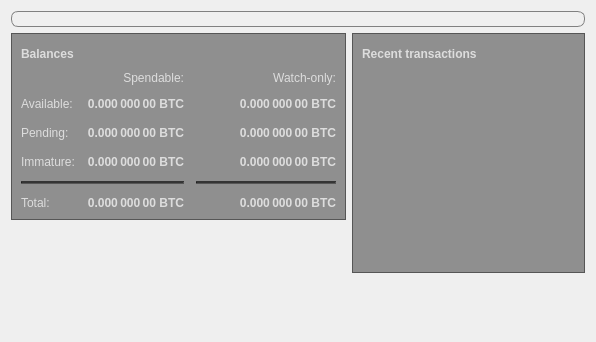
The window that src/qt/forms/overviewpage.ui (fartcoin-project/fartcoin) describes before a commit, drawn with Qt 5.
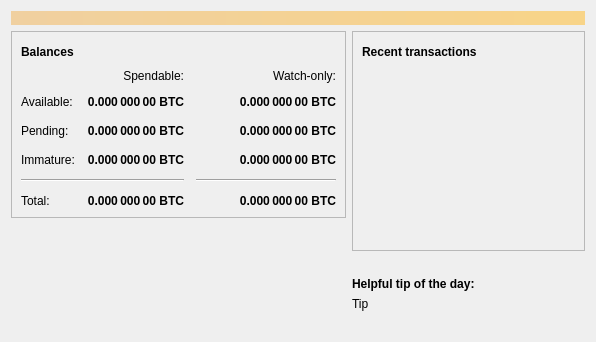
The same window after the commit. Icons and pictures are not drawn.

The edit to the form file:
```diff
--- a/src/qt/forms/overviewpage.ui
+++ b/src/qt/forms/overviewpage.ui
@@ -20,7 +20,7 @@
       <bool>false</bool>
      </property>
      <property name="styleSheet">
-      <string notr="true">border: 1px solid grey; border-radius: 7px; color:#000000; </string>
+      <string notr="true">QLabel { background-color: qlineargradient(x1: 0, y1: 0, x2: 1, y2: 0, stop:0 #F0D0A0, stop:1 #F8D488); color:#000000; }</string>
      </property>
      <property name="wordWrap">
       <bool>true</bool>
@@ -47,9 +47,6 @@
            <layout class="QHBoxLayout" name="horizontalLayout_4">
             <item>
              <widget class="QLabel" name="label_5">
-              <property name="styleSheet">
-               <string notr="true">background-color: rgba(0, 0, 0, 0%); color: #DDDDDD; </string>
-              </property>
               <property name="font">
                <font>
                 <weight>75</weight>
@@ -64,7 +61,7 @@
             <item>
              <widget class="QPushButton" name="labelWalletStatus">
               <property name="enabled">
-               <bool>false</bool>
+               <bool>true</bool>
               </property>
               <property name="maximumSize">
                <size>
@@ -75,9 +72,6 @@
               <property name="toolTip">
                <string>The displayed information may be out of date. Your wallet automatically synchronizes with the Fartcoin network after a connection is established, but this process has not completed yet.</string>
               </property>
-              <property name="styleSheet">
-               <string notr="true">QLabel { color: red; background-color: rgba(0, 0, 0, 0%); }</string>
-              </property>
               <property name="text">
                <string/>
               </property>
@@ -119,9 +113,6 @@
             </property>
             <item row="2" column="2">
              <widget class="QLabel" name="labelWatchPending">
-              <property name="styleSheet">
-               <string notr="true">background-color: rgba(0, 0, 0, 0%); color: #DDDDDD; </string>
-              </property>
               <property name="font">
                <font>
                 <weight>75</weight>
@@ -147,9 +138,6 @@
             </item>
             <item row="2" column="1">
              <widget class="QLabel" name="labelUnconfirmed">
-              <property name="styleSheet">
-               <string notr="true">background-color: rgba(0, 0, 0, 0%); color: #DDDDDD; </string>
-              </property>
               <property name="font">
                <font>
                 <weight>75</weight>
@@ -175,9 +163,6 @@
             </item>
             <item row="3" column="2">
              <widget class="QLabel" name="labelWatchImmature">
-              <property name="styleSheet">
-               <string notr="true">background-color: rgba(0, 0, 0, 0%); color: #DDDDDD; </string>
-              </property>
               <property name="font">
                <font>
                 <weight>75</weight>
@@ -229,9 +214,6 @@
             </item>
             <item row="5" column="0">
              <widget class="QLabel" name="labelTotalText">
-              <property name="styleSheet">
-               <string notr="true">background-color: rgba(0, 0, 0, 0%); color: #DDDDDD; </string>
-              </property>
               <property name="text">
                <string>Total:</string>
               </property>
@@ -239,9 +221,6 @@
             </item>
             <item row="3" column="1">
              <widget class="QLabel" name="labelImmature">
-              <property name="styleSheet">
-               <string notr="true">background-color: rgba(0, 0, 0, 0%); color: #DDDDDD; </string>
-              </property>
               <property name="font">
                <font>
                 <weight>75</weight>
@@ -280,9 +259,6 @@
             </item>
             <item row="3" column="0">
              <widget class="QLabel" name="labelImmatureText">
-              <property name="styleSheet">
-               <string notr="true">background-color: rgba(0, 0, 0, 0%); color: #DDDDDD; </string>
-              </property>
               <property name="text">
                <string>Immature:</string>
               </property>
@@ -290,9 +266,6 @@
             </item>
             <item row="5" column="1">
              <widget class="QLabel" name="labelTotal">
-              <property name="styleSheet">
-               <string notr="true">background-color: rgba(0, 0, 0, 0%); color: #DDDDDD; </string>
-              </property>
               <property name="font">
                <font>
                 <weight>75</weight>
@@ -318,9 +291,6 @@
             </item>
             <item row="5" column="2">
              <widget class="QLabel" name="labelWatchTotal">
-              <property name="styleSheet">
-               <string notr="true">background-color: rgba(0, 0, 0, 0%); color: #DDDDDD; </string>
-              </property>
               <property name="font">
                <font>
                 <weight>75</weight>
@@ -346,9 +316,6 @@
             </item>
             <item row="0" column="2">
              <widget class="QLabel" name="labelWatchonly">
-              <property name="styleSheet">
-               <string notr="true">background-color: rgba(0, 0, 0, 0%); color: #DDDDDD; </string>
-              </property>
               <property name="text">
                <string>Watch-only:</string>
               </property>
@@ -359,9 +326,6 @@
             </item>
             <item row="1" column="0">
              <widget class="QLabel" name="labelBalanceText">
-              <property name="styleSheet">
-               <string notr="true">background-color: rgba(0, 0, 0, 0%); color: #DDDDDD; </string>
-              </property>
               <property name="text">
                <string>Available:</string>
               </property>
@@ -369,9 +333,6 @@
             </item>
             <item row="1" column="1">
              <widget class="QLabel" name="labelBalance">
-              <property name="styleSheet">
-               <string notr="true">background-color: rgba(0, 0, 0, 0%); color: #DDDDDD; </string>
-              </property>
               <property name="font">
                <font>
                 <weight>75</weight>
@@ -397,9 +358,6 @@
             </item>
             <item row="1" column="2">
              <widget class="QLabel" name="labelWatchAvailable">
-              <property name="styleSheet">
-               <string notr="true">background-color: rgba(0, 0, 0, 0%); color: #DDDDDD; </string>
-              </property>
               <property name="font">
                <font>
                 <weight>75</weight>
@@ -425,9 +383,6 @@
             </item>
             <item row="2" column="0">
              <widget class="QLabel" name="labelPendingText">
-              <property name="styleSheet">
-               <string notr="true">background-color: rgba(0, 0, 0, 0%); color: #DDDDDD; </string>
-              </property>
               <property name="text">
                <string>Pending:</string>
               </property>
@@ -435,9 +390,6 @@
             </item>
             <item row="0" column="1">
              <widget class="QLabel" name="labelSpendable">
-              <property name="styleSheet">
-               <string notr="true">background-color: rgba(0, 0, 0, 0%); color: #DDDDDD; </string>
-              </property>
               <property name="text">
                <string>Spendable:</string>
               </property>
@@ -449,9 +401,6 @@
            </layout>
           </item>
          </layout>
-            <property name="styleSheet">
-             <string notr="true"> background-color: rgba(0, 0, 0, 40%); </string>             
-            </property>
         </widget>
        </item>
        <item>
@@ -468,26 +417,45 @@
         </spacer>
        </item>
        <item>
-        <widget class="QLabel" name="label_wallet_bgcoin">
-              <property name="styleSheet">
-               <string notr="true">background-color: rgba(0, 0, 0, 0%); color: #DDDDDD; </string>
+        <layout class="QGridLayout" name="logo_grid">
+          <item>
+            <widget class="QLabel" name="label_wallet_bgcoin">
+             <property name="text">
+              <string/>
+             </property>
+             <property name="pixmap">
+              <pixmap resource="../bitcoin.qrc">:/icons/wallet_bgcoin</pixmap>
+             </property>
+             <property name="scaledContents">
+              <bool>false</bool>
+             </property>
+             <property name="alignment">
+              <set>Qt::AlignCenter</set>
+             </property>
+             <property name="margin">
+              <number>-2</number>
+             </property>
+            </widget>
+          </item>
+          <item>
+            <widget class="QLabel" name="label_wallet_version_overlay">
+              <property name="text">
+               <string></string>
               </property>
-         <property name="text">
-          <string/>
-         </property>
-         <property name="pixmap">
-          <pixmap resource="../bitcoin.qrc">:/icons/wallet_bgcoin</pixmap>
-         </property>
-         <property name="scaledContents">
-          <bool>false</bool>
-         </property>
-         <property name="alignment">
-          <set>Qt::AlignCenter</set>
-         </property>
-         <property name="margin">
-          <number>-2</number>
-         </property>
-        </widget>
+              <property name="pixmap">
+              </property>
+              <property name="scaledContents">
+               <bool>false</bool>
+              </property>
+              <property name="alignment">
+               <set>Qt::AlignLeft|Qt::AlignBottom</set>
+              </property>
+              <property name="margin">
+               <number>2</number>
+              </property>
+            </widget>
+          </item>
+        </layout>
        </item>
       </layout>
      </item>
@@ -506,9 +474,6 @@
            <layout class="QHBoxLayout" name="horizontalLayout_2">
             <item>
              <widget class="QLabel" name="label_4">
-              <property name="styleSheet">
-               <string notr="true">background-color: rgba(0, 0, 0, 0%); color: #DDDDDD; </string>
-              </property>
               <property name="font">
                <font>
                 <weight>75</weight>
@@ -523,7 +488,7 @@
             <item>
              <widget class="QPushButton" name="labelTransactionsStatus">
               <property name="enabled">
-               <bool>false</bool>
+               <bool>true</bool>
               </property>
               <property name="maximumSize">
                <size>
@@ -571,7 +536,7 @@
           <item>
            <widget class="QListView" name="listTransactions">
             <property name="styleSheet">
-             <string notr="true"> background-color: rgba(255, 255, 255, 0%); color: #DDDDDD;  </string>
+             <string notr="true">QListView { background: transparent; }</string>
             </property>
             <property name="frameShape">
              <enum>QFrame::NoFrame</enum>
@@ -588,9 +553,6 @@
            </widget>
           </item>
          </layout>
-            <property name="styleSheet">
-             <string notr="true"> background-color: rgba(0, 0, 0, 40%); </string>
-            </property>
         </widget>
        </item>
        <item>
@@ -606,6 +568,49 @@
          </property>
         </spacer>
        </item>
+       <item>
+        <layout class="QVBoxLayout" name="verticalLayout_5">
+         <property name="topMargin">
+          <number>0</number>
+         </property>
+         <item>
+          <widget class="QLabel" name="label_tip_header">
+           <property name="font">
+            <font>
+             <weight>75</weight>
+             <bold>true</bold>
+            </font>
+           </property>
+           <property name="text">
+            <string>Helpful tip of the day:</string>
+           </property>
+          </widget>
+         </item>
+         <item>
+          <widget class="QLabel" name="label_tip">
+           <property name="text">
+            <string>Tip</string>
+           </property>
+          </widget>
+         </item>
+         <item>
+          <spacer name="verticalSpacer_3">
+           <property name="orientation">
+            <enum>Qt::Vertical</enum>
+           </property>
+           <property name="sizeType">
+            <enum>QSizePolicy::Maximum</enum>
+           </property>
+           <property name="sizeHint" stdset="0">
+            <size>
+             <width>20</width>
+             <height>40</height>
+            </size>
+           </property>
+          </spacer>
+         </item>
+        </layout>
+       </item>
       </layout>
      </item>
     </layout>
```
Left out of the diff: 7 changed lines with no effect on the pictures.
